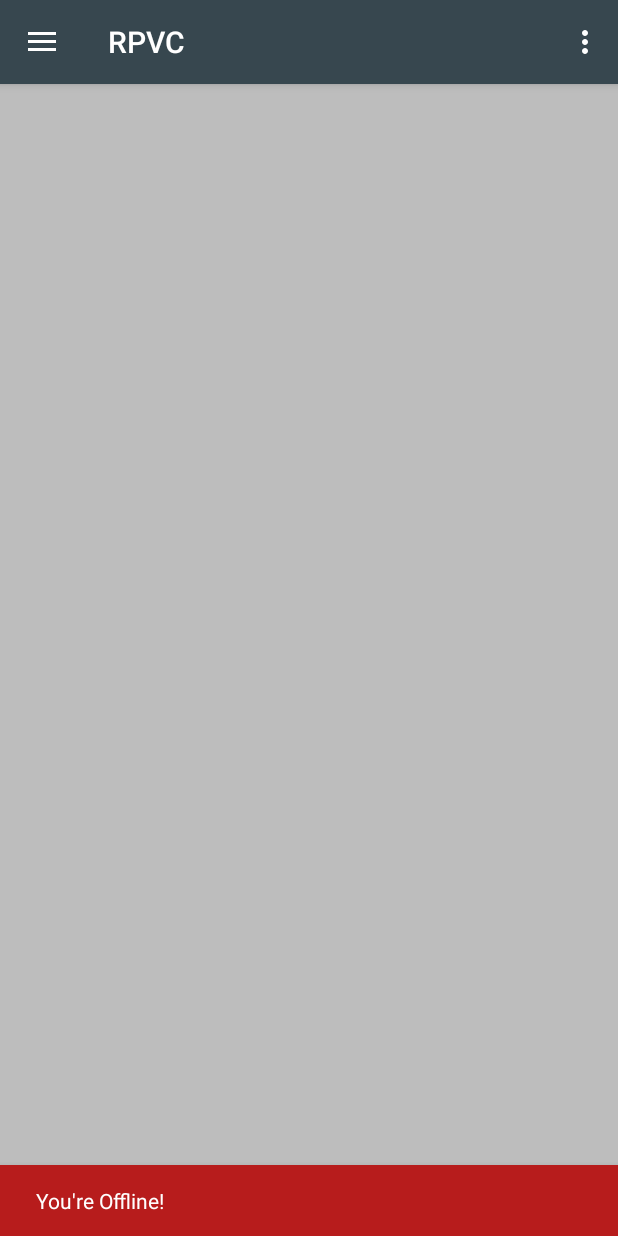
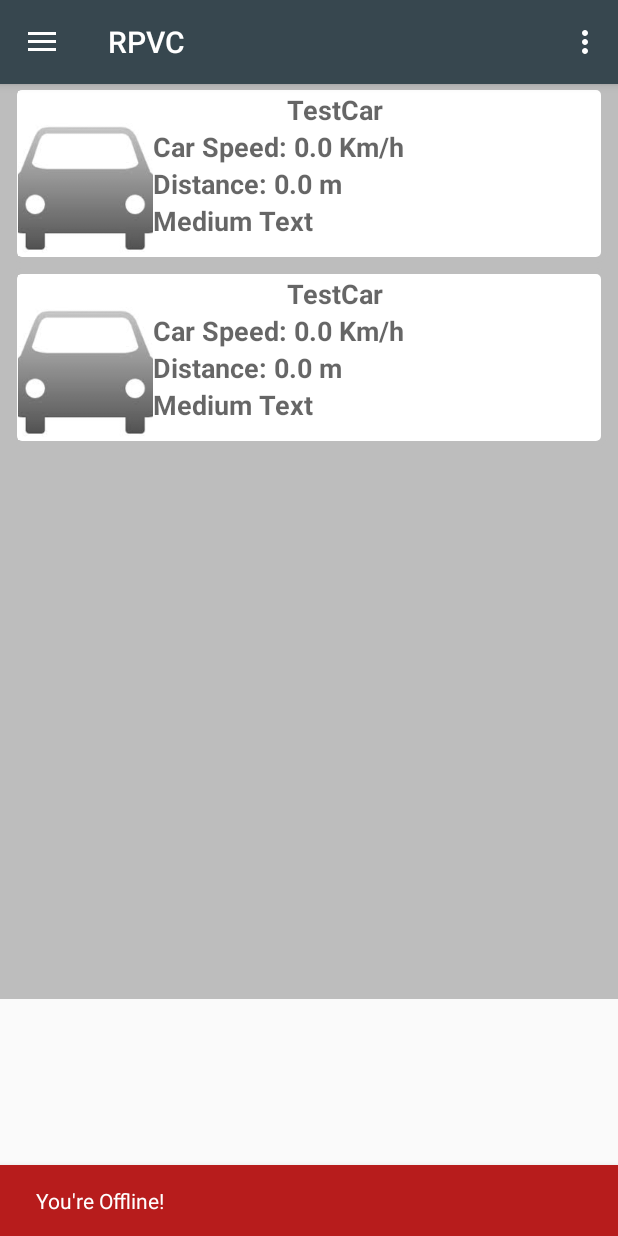
Before and after one commit to jbernhardt23/RPVC_, an Android app: the fragment CommandCenter placed in its activity, on a phone screen of 412 x 824 dp. Run offline under Robolectric (Android 15) with nearby library versions, the phone set to English and light mode, and no system bars; 1 statement that could not run was skipped.

Commit message:
Just minor issues fixes with the list view

```diff
--- a/app/src/main/java/com/example/josebernhardt/rpvc_/Car.java
+++ b/app/src/main/java/com/example/josebernhardt/rpvc_/Car.java
@@ -1,6 +1,7 @@
 package com.example.josebernhardt.rpvc_;
 
 /**
+ * Class that represents a Car object
  * Created by jose on 30/04/16.
  */
 public class Car {
--- a/app/src/main/java/com/example/josebernhardt/rpvc_/GmapFragment.java
+++ b/app/src/main/java/com/example/josebernhardt/rpvc_/GmapFragment.java
@@ -4,9 +4,9 @@ import android.Manifest;
 import android.app.Fragment;
 import android.app.ProgressDialog;
 import android.content.Context;
+import android.content.DialogInterface;
 import android.content.Intent;
 import android.content.pm.PackageManager;
-import android.location.Criteria;
 import android.location.Location;
 import android.location.LocationListener;
 import android.location.LocationManager;
@@ -16,9 +16,8 @@ import android.os.Handler;
 import android.os.Message;
 import android.provider.Settings;
 import android.support.annotation.Nullable;
-import android.support.design.widget.Snackbar;
 import android.support.v4.app.ActivityCompat;
-import android.util.Log;
+import android.support.v7.app.AlertDialog;
 import android.view.LayoutInflater;
 import android.view.View;
 import android.view.ViewGroup;
@@ -63,8 +62,9 @@ public class GmapFragment extends Fragment implements OnMapReadyCallback {
     private boolean gpsProviderReady = false;
     private boolean flag = false;
     private Location lastKnownLocation;
-    String CARD_ID = "Xbee1";
-    private static final int TWO_SECONDS = 2;
+    private String CARD_ID = "Xbee1";
+    private AlertDialog.Builder builder;
+    private AlertDialog alertDialog;
 
 
     @Override
@@ -113,9 +113,11 @@ public class GmapFragment extends Fragment implements OnMapReadyCallback {
 
     @Override
     public void onMapReady(final GoogleMap googleMap) {
-
+        //Set up of dialog for user to be aware of GPS settings to be on
+        builder = new AlertDialog.Builder(getActivity());
         gMap = googleMap;
         permissions();
+
         putCar = new putCar();
         putCar.start();
 
@@ -125,9 +127,8 @@ public class GmapFragment extends Fragment implements OnMapReadyCallback {
                 .position(pos)
                 .icon(BitmapDescriptorFactory.defaultMarker(BitmapDescriptorFactory.HUE_RED)));
 
-        locationManager = (LocationManager) getActivity().getSystemService(Context.LOCATION_SERVICE);
-         gMap.setMyLocationEnabled(true);
-        googleMap.animateCamera(CameraUpdateFactory.zoomTo(5));
+        // locationManager = (LocationManager) getActivity().getSystemService(Context.LOCATION_SERVICE);
+        googleMap.animateCamera(CameraUpdateFactory.zoomTo(15));
         googleMap.setMapType(GoogleMap.MAP_TYPE_NORMAL);
         googleMap.getUiSettings().setZoomGesturesEnabled(true);
         googleMap.getUiSettings().setZoomControlsEnabled(true);
@@ -153,14 +154,37 @@ public class GmapFragment extends Fragment implements OnMapReadyCallback {
                     //    marker.hideInfoWindow();
                     marker.showInfoWindow();
                     googleMap.moveCamera(CameraUpdateFactory.newLatLng(new LatLng(latitude, longitude)));
+                    googleMap.animateCamera(CameraUpdateFactory.zoomTo(15));
             }
 
             }
 
             @Override
             public void onProviderDisabled(String s) {
-                Intent intent = new Intent(Settings.ACTION_LOCATION_SOURCE_SETTINGS);
+
+
+            /*    AlertDialog alertDialog = new AlertDialog.Builder(getActivity()).create();
+                alertDialog.setTitle("Network provider lost");
+                alertDialog.setMessage("Seems that you have lost connection with your carrier" +
+                        " Please check your signal. ");
+                alertDialog.setCancelable(false);
+                alertDialog.setCanceledOnTouchOutside(false);
+                alertDialog.setButton(AlertDialog.BUTTON_POSITIVE, "OK",
+                        new DialogInterface.OnClickListener() {
+                            public void onClick(DialogInterface dialog, int which) {
+                                dialog.dismiss();
+                                Intent intent = new Intent(Settings.ACTION_MANAGE_APPLICATIONS_SETTINGS);
                                 startActivity(intent);
+                            }
+                        });
+                alertDialog.setButton(AlertDialog.BUTTON_NEGATIVE, "Cancel", new DialogInterface.OnClickListener() {
+                    @Override
+                    public void onClick(DialogInterface dialog, int which) {
+                        dialog.dismiss();
+                    }
+                });
+                alertDialog.show();*/
+
 
             }
 
@@ -174,7 +198,6 @@ public class GmapFragment extends Fragment implements OnMapReadyCallback {
 
             }
         };
-
         locationManager.requestLocationUpdates(LocationManager.NETWORK_PROVIDER, 0, 0, networkListener);
 
         gpsListener = new LocationListener() {
@@ -185,7 +208,7 @@ public class GmapFragment extends Fragment implements OnMapReadyCallback {
                     gpsProviderReady = true;
                     latitude = location.getLatitude();
                     longitude = location.getLongitude();
-                    Toast.makeText(getActivity(), location.getAccuracy() + " " + location.getProvider(), Toast.LENGTH_SHORT).show();
+                    //  Toast.makeText(getActivity(), location.getAccuracy() + " " + location.getProvider(), Toast.LENGTH_SHORT).show();
 
                     System.out.println(location.getAccuracy() + " " + location.getProvider());
                     myCar.setCarId(CARD_ID);
@@ -199,15 +222,29 @@ public class GmapFragment extends Fragment implements OnMapReadyCallback {
                     marker.showInfoWindow();
                     googleMap.moveCamera(CameraUpdateFactory.newLatLng(new LatLng(latitude, longitude)));
                 }else{
-                    gpsProviderReady  =false;
+                    gpsProviderReady =false;
                 }
 
             }
 
             @Override
             public void onProviderDisabled(String s) {
+
+                AlertDialog alertDialog = new AlertDialog.Builder(getActivity()).create();
+                alertDialog.setTitle("GPS Disable!");
+                alertDialog.setMessage("We require to have GPS enable at all time" +
+                        " to ensure best accuracy possible. ");
+                alertDialog.setCancelable(false);
+                alertDialog.setCanceledOnTouchOutside(false);
+                alertDialog.setButton(AlertDialog.BUTTON_NEGATIVE, "OK",
+                        new DialogInterface.OnClickListener() {
+                            public void onClick(DialogInterface dialog, int which) {
+                                dialog.dismiss();
                                 Intent intent = new Intent(Settings.ACTION_LOCATION_SOURCE_SETTINGS);
                                 startActivity(intent);
+                            }
+                        });
+                alertDialog.show();
 
             }
 
@@ -222,7 +259,6 @@ public class GmapFragment extends Fragment implements OnMapReadyCallback {
             }
         };
         locationManager.requestLocationUpdates(LocationManager.GPS_PROVIDER, 0, 0, gpsListener);
-
 
 
     }
@@ -353,7 +389,7 @@ public class GmapFragment extends Fragment implements OnMapReadyCallback {
                 }, 10);
 
             } else {
-                gMap.setMyLocationEnabled(true);
+             //   gMap.setMyLocationEnabled(true);
                 locationManager = (LocationManager) getActivity().getSystemService(Context.LOCATION_SERVICE);
 
             }
@@ -375,7 +411,7 @@ public class GmapFragment extends Fragment implements OnMapReadyCallback {
             case 10:
 
                 if (grantResults.length > 0 && grantResults[0] == PackageManager.PERMISSION_GRANTED) {
-                    gMap.setMyLocationEnabled(true);
+                 //   gMap.setMyLocationEnabled(true);
                     locationManager = (LocationManager) getActivity().getSystemService(Context.LOCATION_SERVICE);
                     flag = true;
                 }
@@ -385,4 +421,5 @@ public class GmapFragment extends Fragment implements OnMapReadyCallback {
     }
 
 
+
 }
--- a/app/src/main/java/com/example/josebernhardt/rpvc_/MainActivity.java
+++ b/app/src/main/java/com/example/josebernhardt/rpvc_/MainActivity.java
@@ -60,6 +60,7 @@ public class MainActivity extends AppCompatActivity
         implements NavigationView.OnNavigationItemSelectedListener {
 
     public static List<Car> CarList = new ArrayList<>();
+    private Car testCar;
     double lat, lon, carSpeed;
     private String carId;
     private boolean flagCommand = false;
@@ -77,27 +78,31 @@ public class MainActivity extends AppCompatActivity
     Thread mSendData;
     ProgressDialog dialog, dialog1, showSensorStatusDialog;
     Button testBtn;
-    int count = 0;
+    private int count = 0;
     Timer timer;
     private String CARD_ID = "Xbee1";
     private Snackbar snackbar2, snackbarOffline;
     EditText editText;
     private TwoProgressDialog twoProgressDialog;
 
-    GmapFragment map = new GmapFragment();
-    CommandCenter command = new CommandCenter();
+
+    //Two instances of the fragments objects we are using
+    private GmapFragment map = new GmapFragment();
+    private CommandCenter command = new CommandCenter();
 
 
     @Override
     protected void onCreate(Bundle savedInstanceState) {
         super.onCreate(savedInstanceState);
 
-
-        editText = (EditText)findViewById(R.id.sensorRead);
+        //test data for the list car view
+        testCar = new Car(16.95,-69.25,"TestCar",false);
+        CarList.add(testCar);
 
         //BT filters to manage connection status
         IntentFilter filter = new IntentFilter(BluetoothDevice.ACTION_ACL_DISCONNECTED);
         this.registerReceiver(mReceiver, filter);
+
 
         setContentView(R.layout.activity_main);
         Toolbar toolbar = (Toolbar) findViewById(R.id.toolbar);
@@ -138,6 +143,7 @@ public class MainActivity extends AppCompatActivity
             startActivityForResult(enableBtIntent, 1);
         }
 
+        //Online =/offline message
         snackbarOffline = Snackbar.make(navigationView, "You're Offline!", Snackbar.LENGTH_INDEFINITE);
         View  snackbarView = snackbarOffline.getView();
         snackbarView.setBackgroundColor(Color.parseColor("#b71c1c"));
@@ -149,6 +155,10 @@ public class MainActivity extends AppCompatActivity
 
     }
 
+    /**
+     * Handles the touch event when floating notification gets clicked
+     * @param v Current view of the App
+     */
     public void floatingAction(View v){
 
         twoProgressDialog = new TwoProgressDialog(this);
@@ -162,6 +172,10 @@ public class MainActivity extends AppCompatActivity
 
     }
 
+    /**
+     * Creats timer object and calls the timer task
+     * @param seconds Period of time that we want the task to run
+     */
     public void setTimer(int seconds) {
         timer = new Timer();
         timer.schedule(new RemindTask(), seconds * 1000);
@@ -169,11 +183,14 @@ public class MainActivity extends AppCompatActivity
 
     }
 
+    /**
+     * Inner class for the timer
+     */
     public class RemindTask extends TimerTask {
 
-
+        //This method eliminates a car from the map when the timer is up
         public void run() {
-            if (!CarList.isEmpty()) {
+           if (!CarList.isEmpty()) {
                 for (int i = 0; i < CarList.size(); i++) {
                     if (!CarList.get(i).isTimer()) {
                         NotificationManager notificationManager = (NotificationManager) getSystemService(Context.NOTIFICATION_SERVICE);
@@ -200,14 +217,9 @@ public class MainActivity extends AppCompatActivity
     }
 
 
-    public void showText(String text) {
-        count++;
-        // Toast.makeText(this, text,
-        //     Toast.LENGTH_SHORT).show();
 
-    }
 
-    //Handler to get DATA and use it on the UI
+    //Handler to get DATA from Arduino and use it on the UI
     Handler mHandler = new Handler() {
         @Override
         public void handleMessage(Message msg) {
@@ -215,7 +227,6 @@ public class MainActivity extends AppCompatActivity
             int begin = (int) msg.arg1;
             int end = (int) msg.arg2;
             Car myCar;
-            editText = (EditText)findViewById(R.id.sensorRead);
            // editText.setEnabled(false);
 
             NotificationManager notificationManager = (NotificationManager) getSystemService(Context.NOTIFICATION_SERVICE);
@@ -231,7 +242,6 @@ public class MainActivity extends AppCompatActivity
                 case 1:
                     lat = 0;
                     lon = 0;
-
 
                     String writeMessage = new String(writeBuf);
                     writeMessage = writeMessage.substring(begin, end);
@@ -287,12 +297,13 @@ public class MainActivity extends AppCompatActivity
                                 } else if (CarList.size() - 1 == i && carId != CARD_ID) {
                                     Car newCar = new Car(lat, lon, carID, false);
                                     CarList.add(newCar);
-                                    System.out.println("------------------------------Carro agrergado------*----------------------");
+                                    System.out.println("------------------------------Carro agrergado------*---------------------");
 
 
                                 }
                             }
                         } else if (carID.contains("Xbee")) {
+                            //Here we add a new car to the newtork
                             Car newCar = new Car(lat, lon, carID, false);
                             CarList.add(newCar);
                             mBuilder.setContentTitle("New car");
@@ -303,7 +314,7 @@ public class MainActivity extends AppCompatActivity
                             System.out.println("------------------------------Carro agrergado------*----------------------");
 
                         }
-                        showText(writeMessage);
+
                     } catch (Exception e) {
                         e.printStackTrace();
                     }
--- a/app/src/main/java/com/example/josebernhardt/rpvc_/TwoProgressDialog.java
+++ b/app/src/main/java/com/example/josebernhardt/rpvc_/TwoProgressDialog.java
@@ -17,6 +17,7 @@ import android.widget.TextView;
 import java.text.NumberFormat;
 
 /**
+ * Class that handles and creates two dialog process
  * Created by Jose Bernhardt on 8/14/2016.
  */
 
--- a/app/src/main/res/layout/command_fragment.xml
+++ b/app/src/main/res/layout/command_fragment.xml
@@ -1,7 +1,7 @@
 <?xml version="1.0" encoding="utf-8"?>
 <FrameLayout xmlns:android="http://schemas.android.com/apk/res/android"
     android:layout_width="match_parent"
-    android:layout_height="match_parent"
+    android:layout_height="610dp"
     android:background="#bdbdbd">
 
     <ListView
--- a/app/src/main/res/layout/item_view.xml
+++ b/app/src/main/res/layout/item_view.xml
@@ -3,12 +3,6 @@
     android:layout_width="match_parent"
     android:layout_height="match_parent"
     android:background="@drawable/shape">
-
-    <ImageView
-        android:id="@+id/ListimageView"
-        android:layout_width="90dp"
-        android:layout_height="100dp"
-        android:src="@drawable/car_icon" />
 
     <TextView
         android:id="@+id/CarId"
@@ -18,13 +12,16 @@
         android:layout_marginStart="89dp"
         android:layout_toEndOf="@+id/ListimageView"
         android:text="Card Id Here"
+        android:textStyle="bold"
         android:textAppearance="?android:attr/textAppearanceMedium" />
+
 
     <TextView
         android:id="@+id/carDistanceText"
         android:layout_width="wrap_content"
         android:layout_height="wrap_content"
         android:text="Distance: "
+        android:textStyle="bold"
         android:textAppearance="?android:attr/textAppearanceMedium"
         android:layout_below="@+id/carSpeedText"
         android:layout_toEndOf="@+id/ListimageView" />
@@ -34,17 +31,30 @@
         android:layout_width="wrap_content"
         android:layout_height="wrap_content"
         android:text="Medium Text"
+        android:textStyle="bold"
         android:textAppearance="?android:attr/textAppearanceMedium"
-        android:layout_below="@+id/carDistanceText"
-        android:layout_toEndOf="@+id/ListimageView" />
+        android:layout_toEndOf="@+id/ListimageView"
+        android:layout_below="@+id/carDistanceText" />
 
     <TextView
         android:id="@+id/carSpeedText"
         android:layout_width="wrap_content"
         android:layout_height="wrap_content"
         android:text="Car Speed: "
+        android:textStyle="bold"
         android:textAppearance="?android:attr/textAppearanceMedium"
         android:layout_below="@+id/CarId"
         android:layout_toEndOf="@+id/ListimageView" />
 
+    <ImageView
+        android:id="@+id/ListimageView"
+        android:layout_width="90dp"
+        android:layout_height="110dp"
+        android:src="@drawable/car_icon"
+        android:scaleType="centerCrop"
+        android:cropToPadding="false"
+        android:layout_alignParentTop="true"
+        android:layout_alignParentStart="true" />
+
+
 </RelativeLayout>
--- a/app/src/main/res/menu/activity_main_drawer.xml
+++ b/app/src/main/res/menu/activity_main_drawer.xml
@@ -9,20 +9,20 @@
         <item
             android:id="@+id/nav_gallery"
             android:icon="@drawable/ic_menu_manage"
-            android:title="Command Center" />
+            android:title="List of Cars" />
 
     </group>
 
-    <item android:title="More...">
+    <item android:title="Set up connection...">
         <menu>
             <item
                 android:id="@+id/nav_share"
                 android:icon="@drawable/ic_menu_share"
-                android:title="Bluetooth" />
+                android:title="Discover Bluetooth" />
             <item
                 android:id="@+id/nav_send"
                 android:icon="@drawable/ic_menu_send"
-                android:title="Start thread..." />
+                android:title="Join network" />
         </menu>
     </item>
 
--- a/build.gradle
+++ b/build.gradle
@@ -5,7 +5,7 @@ buildscript {
         jcenter()
     }
     dependencies {
-        classpath 'com.android.tools.build:gradle:2.2.0-alpha7'
+        classpath 'com.android.tools.build:gradle:2.2.0-beta3'
 
         // NOTE: Do not place your application dependencies here; they belong
         // in the individual module build.gradle files
```
Also changed, not shown: app/src/main/res/layout/alert_dialog_double_progrss.xml (added, +81 -0 lines), app/src/main/res/layout/map_fragment.xml (+35 -9 lines), app/src/main/res/layout/nav_header_main.xml (+5 -3 lines), app/src/main/res/drawable/car_icon.jpg (added), app/src/main/res/drawable/car_icon.png (deleted), app/src/main/res/mipmap-hdpi/ic_launcher2.png (added), app/src/main/res/mipmap-xxxhdpi/ic_launcher2.png (added). Lines whose indentation alone changed are shown as unchanged.
